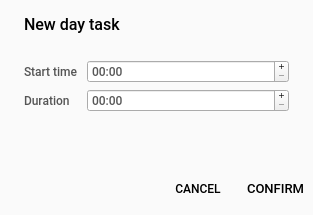
The window that views/taskdialog.ui (ChechenItza/Daily-Planner) describes before a commit, drawn with Qt 5.
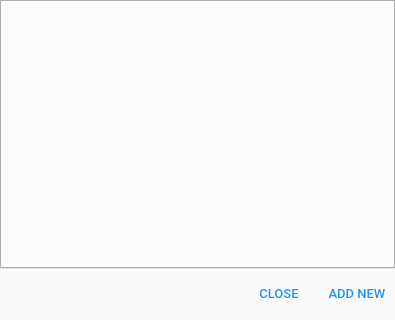
The same window after the commit. The open tabs and pages were chosen to show the change.

Commit message: add material dialog template and use it for making daytasks

Patch:
```diff
--- a/views/taskdialog.ui
+++ b/views/taskdialog.ui
@@ -6,8 +6,8 @@
    <rect>
     <x>0</x>
     <y>0</y>
-    <width>313</width>
-    <height>215</height>
+    <width>395</width>
+    <height>320</height>
    </rect>
   </property>
   <property name="sizePolicy">
@@ -782,386 +782,6 @@
        </item>
       </layout>
      </widget>
-     <widget class="QWidget" name="page_2">
-      <layout class="QVBoxLayout" name="verticalLayout_3">
-       <property name="spacing">
-        <number>0</number>
-       </property>
-       <property name="leftMargin">
-        <number>0</number>
-       </property>
-       <property name="topMargin">
-        <number>14</number>
-       </property>
-       <property name="rightMargin">
-        <number>0</number>
-       </property>
-       <property name="bottomMargin">
-        <number>9</number>
-       </property>
-       <item>
-        <layout class="QHBoxLayout" name="horizontalLayout_3">
-         <property name="spacing">
-          <number>0</number>
-         </property>
-         <property name="leftMargin">
-          <number>24</number>
-         </property>
-         <property name="rightMargin">
-          <number>24</number>
-         </property>
-         <item>
-          <widget class="QLabel" name="label_3">
-           <property name="font">
-            <font>
-             <family>Roboto Medium</family>
-             <pointsize>12</pointsize>
-             <weight>50</weight>
-             <bold>false</bold>
-            </font>
-           </property>
-           <property name="text">
-            <string>New day task</string>
-           </property>
-          </widget>
-         </item>
-         <item>
-          <spacer name="horizontalSpacer_3">
-           <property name="orientation">
-            <enum>Qt::Horizontal</enum>
-           </property>
-           <property name="sizeHint" stdset="0">
-            <size>
-             <width>40</width>
-             <height>20</height>
-            </size>
-           </property>
-          </spacer>
-         </item>
-        </layout>
-       </item>
-       <item>
-        <layout class="QFormLayout" name="formLayout_2">
-         <property name="horizontalSpacing">
-          <number>8</number>
-         </property>
-         <property name="verticalSpacing">
-          <number>6</number>
-         </property>
-         <property name="leftMargin">
-          <number>24</number>
-         </property>
-         <property name="topMargin">
-          <number>26</number>
-         </property>
-         <property name="rightMargin">
-          <number>24</number>
-         </property>
-         <property name="bottomMargin">
-          <number>24</number>
-         </property>
-         <item row="0" column="0">
-          <widget class="QLabel" name="label">
-           <property name="sizePolicy">
-            <sizepolicy hsizetype="Minimum" vsizetype="Preferred">
-             <horstretch>0</horstretch>
-             <verstretch>0</verstretch>
-            </sizepolicy>
-           </property>
-           <property name="palette">
-            <palette>
-             <active>
-              <colorrole role="WindowText">
-               <brush brushstyle="SolidPattern">
-                <color alpha="168">
-                 <red>0</red>
-                 <green>0</green>
-                 <blue>0</blue>
-                </color>
-               </brush>
-              </colorrole>
-              <colorrole role="Text">
-               <brush brushstyle="SolidPattern">
-                <color alpha="168">
-                 <red>0</red>
-                 <green>0</green>
-                 <blue>0</blue>
-                </color>
-               </brush>
-              </colorrole>
-              <colorrole role="ButtonText">
-               <brush brushstyle="SolidPattern">
-                <color alpha="168">
-                 <red>0</red>
-                 <green>0</green>
-                 <blue>0</blue>
-                </color>
-               </brush>
-              </colorrole>
-             </active>
-             <inactive>
-              <colorrole role="WindowText">
-               <brush brushstyle="SolidPattern">
-                <color alpha="168">
-                 <red>0</red>
-                 <green>0</green>
-                 <blue>0</blue>
-                </color>
-               </brush>
-              </colorrole>
-              <colorrole role="Text">
-               <brush brushstyle="SolidPattern">
-                <color alpha="168">
-                 <red>0</red>
-                 <green>0</green>
-                 <blue>0</blue>
-                </color>
-               </brush>
-              </colorrole>
-              <colorrole role="ButtonText">
-               <brush brushstyle="SolidPattern">
-                <color alpha="168">
-                 <red>0</red>
-                 <green>0</green>
-                 <blue>0</blue>
-                </color>
-               </brush>
-              </colorrole>
-             </inactive>
-             <disabled>
-              <colorrole role="WindowText">
-               <brush brushstyle="SolidPattern">
-                <color alpha="168">
-                 <red>0</red>
-                 <green>0</green>
-                 <blue>0</blue>
-                </color>
-               </brush>
-              </colorrole>
-              <colorrole role="Text">
-               <brush brushstyle="SolidPattern">
-                <color alpha="168">
-                 <red>0</red>
-                 <green>0</green>
-                 <blue>0</blue>
-                </color>
-               </brush>
-              </colorrole>
-              <colorrole role="ButtonText">
-               <brush brushstyle="SolidPattern">
-                <color alpha="168">
-                 <red>0</red>
-                 <green>0</green>
-                 <blue>0</blue>
-                </color>
-               </brush>
-              </colorrole>
-             </disabled>
-            </palette>
-           </property>
-           <property name="font">
-            <font>
-             <family>Roboto Medium</family>
-            </font>
-           </property>
-           <property name="styleSheet">
-            <string notr="true">color: rgba(0, 0, 0,  66%);</string>
-           </property>
-           <property name="text">
-            <string>Start time</string>
-           </property>
-          </widget>
-         </item>
-         <item row="0" column="1">
-          <widget class="QTimeEdit" name="startTime">
-           <property name="sizePolicy">
-            <sizepolicy hsizetype="Expanding" vsizetype="Preferred">
-             <horstretch>0</horstretch>
-             <verstretch>0</verstretch>
-            </sizepolicy>
-           </property>
-           <property name="font">
-            <font>
-             <family>Roboto Medium</family>
-            </font>
-           </property>
-           <property name="styleSheet">
-            <string notr="true">color: rgba(0, 0, 0,  66%);</string>
-           </property>
-           <property name="frame">
-            <bool>true</bool>
-           </property>
-           <property name="buttonSymbols">
-            <enum>QAbstractSpinBox::PlusMinus</enum>
-           </property>
-           <property name="showGroupSeparator" stdset="0">
-            <bool>false</bool>
-           </property>
-           <property name="maximumTime">
-            <time>
-             <hour>17</hour>
-             <minute>59</minute>
-             <second>59</second>
-            </time>
-           </property>
-           <property name="minimumTime">
-            <time>
-             <hour>0</hour>
-             <minute>0</minute>
-             <second>0</second>
-            </time>
-           </property>
-           <property name="displayFormat">
-            <string>hh:mm</string>
-           </property>
-           <property name="timeSpec">
-            <enum>Qt::UTC</enum>
-           </property>
-          </widget>
-         </item>
-         <item row="1" column="0">
-          <widget class="QLabel" name="label_2">
-           <property name="sizePolicy">
-            <sizepolicy hsizetype="Minimum" vsizetype="Preferred">
-             <horstretch>0</horstretch>
-             <verstretch>0</verstretch>
-            </sizepolicy>
-           </property>
-           <property name="font">
-            <font>
-             <family>Roboto Medium</family>
-            </font>
-           </property>
-           <property name="styleSheet">
-            <string notr="true">color: rgba(0, 0, 0,  66%);</string>
-           </property>
-           <property name="text">
-            <string>Duration</string>
-           </property>
-          </widget>
-         </item>
-         <item row="1" column="1">
-          <widget class="QTimeEdit" name="duration">
-           <property name="sizePolicy">
-            <sizepolicy hsizetype="Expanding" vsizetype="Preferred">
-             <horstretch>0</horstretch>
-             <verstretch>0</verstretch>
-            </sizepolicy>
-           </property>
-           <property name="font">
-            <font>
-             <family>Roboto Medium</family>
-            </font>
-           </property>
-           <property name="styleSheet">
-            <string notr="true">color: rgba(0, 0, 0,  66%);</string>
-           </property>
-           <property name="buttonSymbols">
-            <enum>QAbstractSpinBox::PlusMinus</enum>
-           </property>
-           <property name="displayFormat">
-            <string>hh:mm</string>
-           </property>
-          </widget>
-         </item>
-        </layout>
-       </item>
-       <item>
-        <spacer name="verticalSpacer_5">
-         <property name="orientation">
-          <enum>Qt::Vertical</enum>
-         </property>
-         <property name="sizeHint" stdset="0">
-          <size>
-           <width>20</width>
-           <height>1</height>
-          </size>
-         </property>
-        </spacer>
-       </item>
-       <item>
-        <layout class="QHBoxLayout" name="horizontalLayout_2">
-         <property name="spacing">
-          <number>8</number>
-         </property>
-         <item>
-          <spacer name="horizontalSpacer_2">
-           <property name="orientation">
-            <enum>Qt::Horizontal</enum>
-           </property>
-           <property name="sizeHint" stdset="0">
-            <size>
-             <width>40</width>
-             <height>20</height>
-            </size>
-           </property>
-          </spacer>
-         </item>
-         <item>
-          <widget class="QPushButton" name="cancelBtn">
-           <property name="minimumSize">
-            <size>
-             <width>64</width>
-             <height>36</height>
-            </size>
-           </property>
-           <property name="font">
-            <font>
-             <family>Roboto Medium</family>
-             <weight>50</weight>
-             <bold>false</bold>
-            </font>
-           </property>
-           <property name="cursor">
-            <cursorShape>PointingHandCursor</cursorShape>
-           </property>
-           <property name="styleSheet">
-            <string notr="true">padding: 8px;
-color: &quot;#2196f3&quot;;</string>
-           </property>
-           <property name="text">
-            <string>CANCEL</string>
-           </property>
-           <property name="flat">
-            <bool>true</bool>
-           </property>
-          </widget>
-         </item>
-         <item>
-          <widget class="QPushButton" name="addDayTaskBtn">
-           <property name="minimumSize">
-            <size>
-             <width>64</width>
-             <height>36</height>
-            </size>
-           </property>
-           <property name="font">
-            <font>
-             <family>Roboto Medium</family>
-             <pointsize>10</pointsize>
-             <weight>50</weight>
-             <bold>false</bold>
-            </font>
-           </property>
-           <property name="cursor">
-            <cursorShape>PointingHandCursor</cursorShape>
-           </property>
-           <property name="styleSheet">
-            <string notr="true">padding: 8px;
-color: &quot;#2196f3&quot;;</string>
-           </property>
-           <property name="text">
-            <string>CONFIRM</string>
-           </property>
-           <property name="flat">
-            <bool>true</bool>
-           </property>
-          </widget>
-         </item>
-        </layout>
-       </item>
-      </layout>
-     </widget>
      <widget class="QWidget" name="page_3">
       <layout class="QVBoxLayout" name="verticalLayout_7">
        <property name="spacing">
```
The commit also changes 6 other files.
